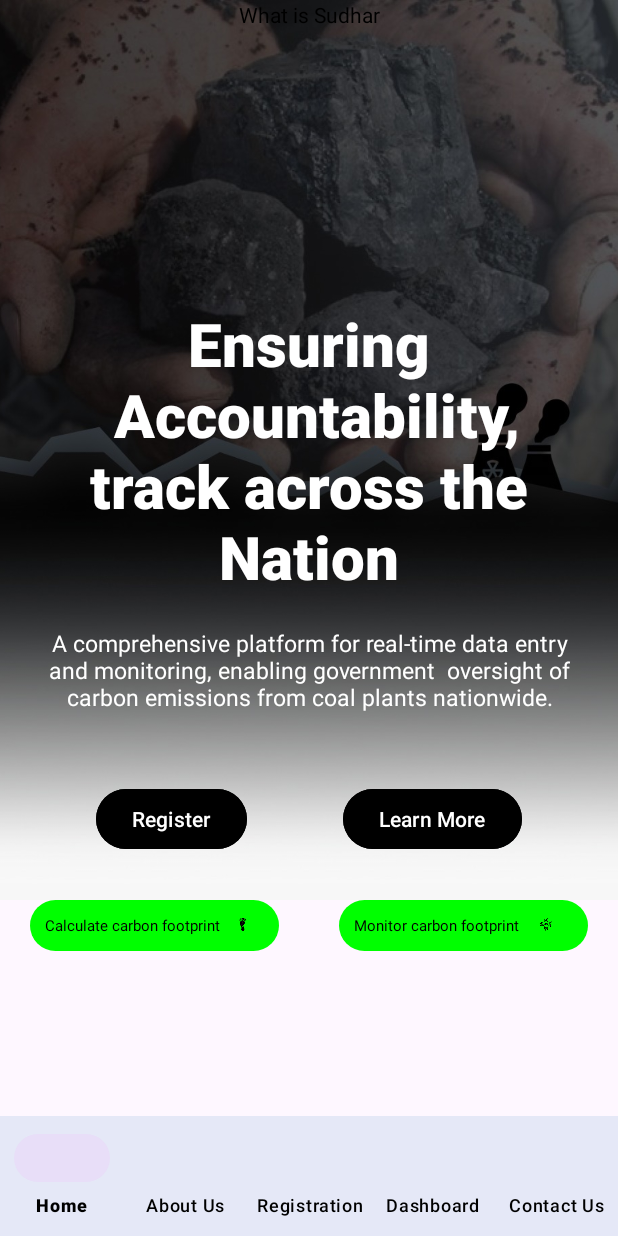
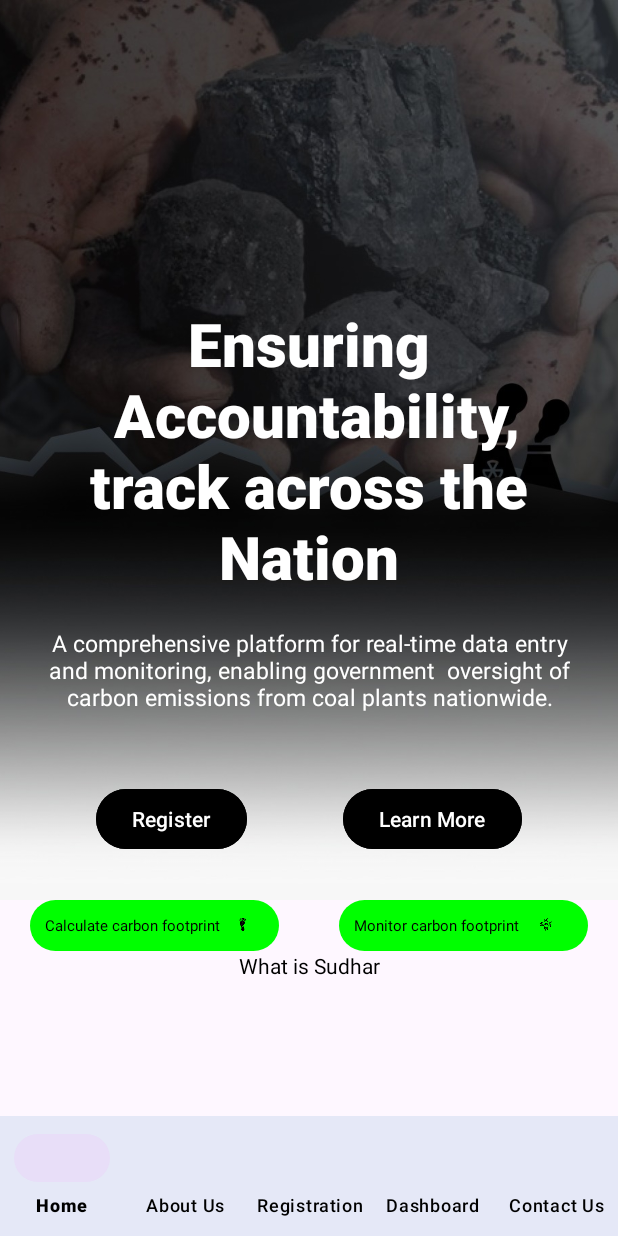
Before and after one commit to lakshya2006bhardwaj/Sudhar, an Android app: the screen it shows after launch (MainActivity), on a phone screen of 412 x 824 dp. Run offline under Robolectric (Android 15) with nearby library versions, the phone set to English and light mode, and no system bars; our stand-ins replace navigation-ui.

Commit message:
-Home UI

```diff
--- a/app/src/main/res/layout/fragment_home.xml
+++ b/app/src/main/res/layout/fragment_home.xml
@@ -103,8 +103,8 @@
 
         <androidx.constraintlayout.widget.ConstraintLayout
             android:layout_width="match_parent"
-            android:layout_height="match_parent"
-            app:layout_constraintTop_toBottomOf=""
+            android:layout_height="wrap_content"
+            app:layout_constraintTop_toBottomOf="@id/monitorlayout"
             >
 
         <TextView
@@ -118,9 +118,6 @@
             android:textAlignment="center"
             />
 
-
-
-
     </androidx.constraintlayout.widget.ConstraintLayout>
 
     </androidx.constraintlayout.widget.ConstraintLayout>
```
